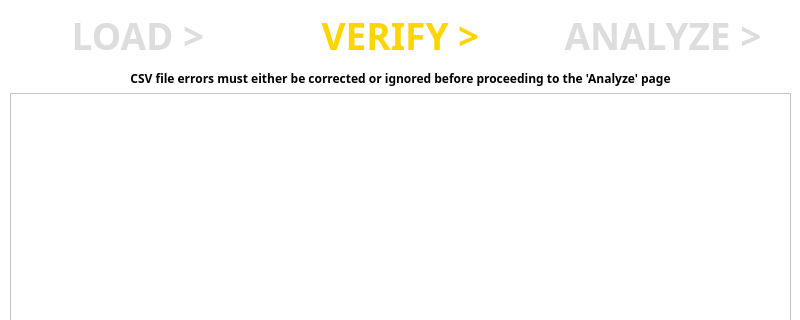
JRWu/DataAggregation, file Project Code/AppleProject/verify_csv.ui: the form before one commit; both pictures show x 0 to 800 and y 0 to 320 of the 800 by 600 pixel window.
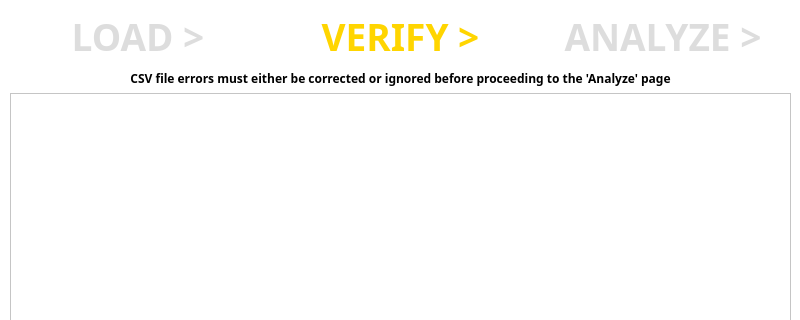
The form after the commit.

Commit message: Ignore and Ignore All buttons are now working. Minor issues to resolve.

Patch:
```diff
--- a/Project Code/AppleProject/verify_csv.ui
+++ b/Project Code/AppleProject/verify_csv.ui
@@ -450,7 +450,7 @@
       <x>10</x>
       <y>10</y>
       <width>781</width>
-      <height>51</height>
+      <height>52</height>
      </rect>
     </property>
     <layout class="QHBoxLayout" name="navigation_area">
```
Left out of the diff: 9 changed lines with no effect on the pictures. The commit also changes 2 other files.
